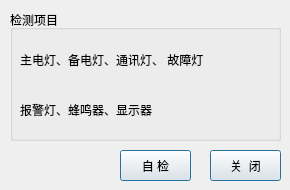
Qt form main/ui/check.ui (Blackrose/Tcutest_SerialSystem) before a commit.
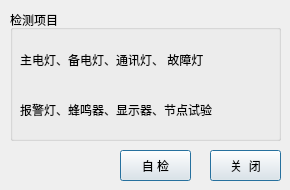
The same form after that commit. Icons and pictures are not drawn.

Commit message: 1.修改节点试验密码验证 2.修改当前报警、故障根据时间搜索限制

Patch:
```diff
--- a/main/ui/check.ui
+++ b/main/ui/check.ui
@@ -59,12 +59,12 @@
      <rect>
       <x>10</x>
       <y>80</y>
-      <width>241</width>
+      <width>261</width>
       <height>41</height>
      </rect>
     </property>
     <property name="text">
-     <string>报警灯、蜂鸣器、显示器</string>
+     <string>报警灯、蜂鸣器、显示器、节点试验</string>
     </property>
     <property name="textFormat">
      <enum>Qt::RichText</enum>
```
The commit also changes 5 other files.
